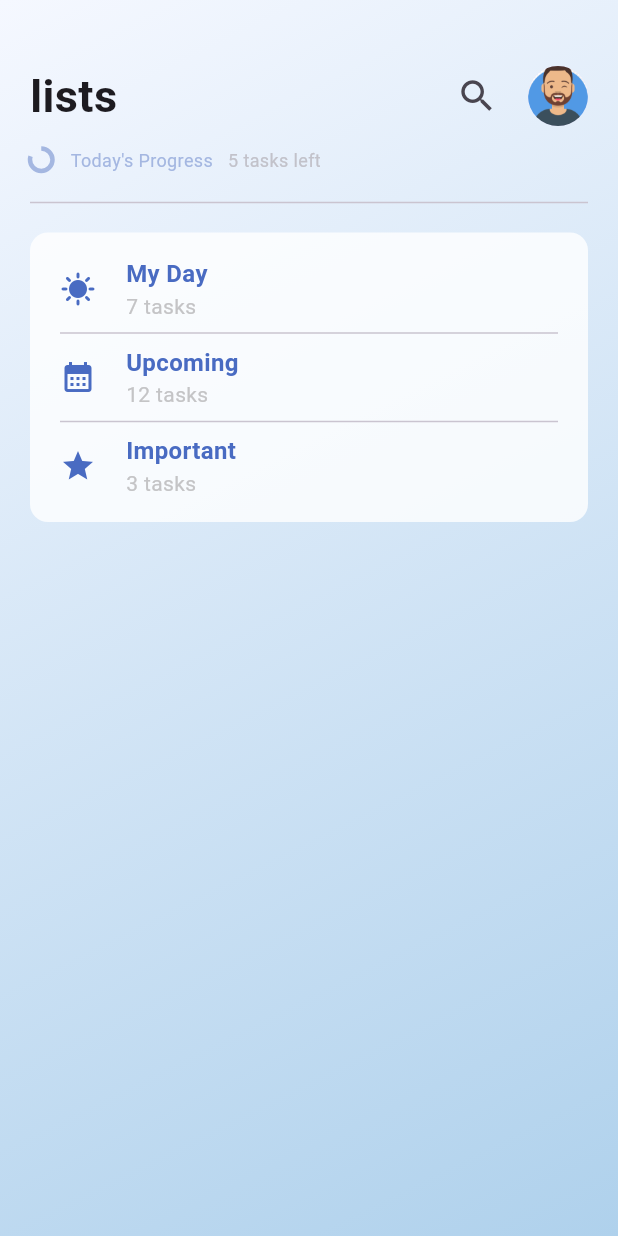
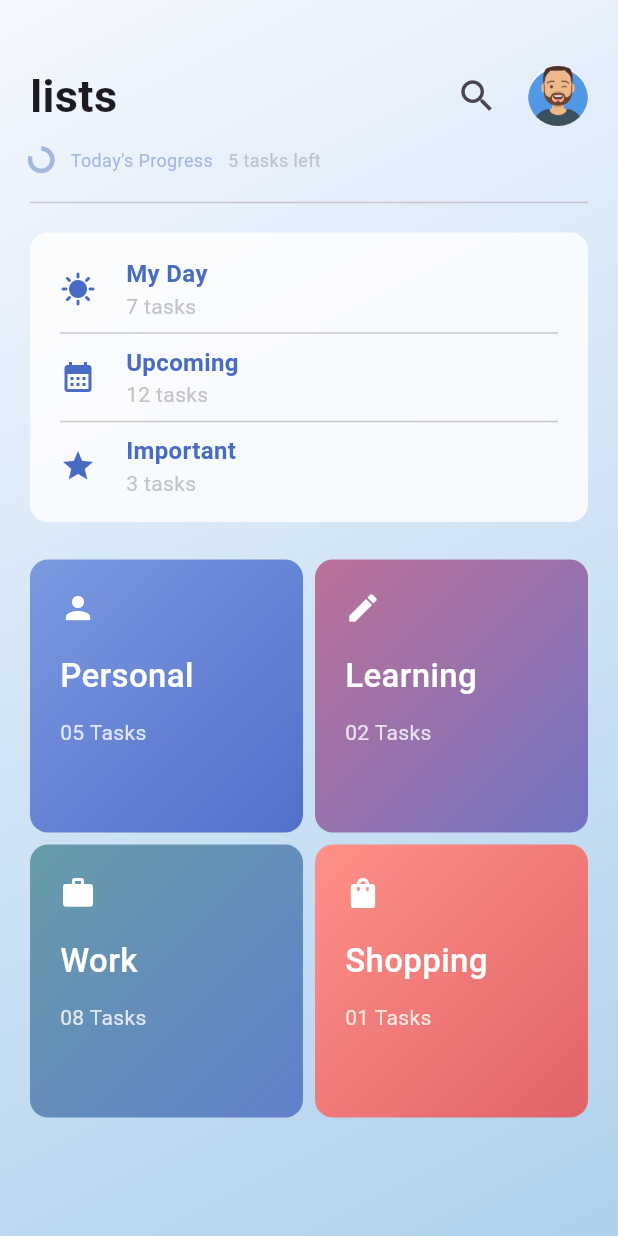
Before and after one commit to George-Samir88/TEKNOSOFT, a Flutter app: the screen it shows after launch, on a phone screen of 412 x 824 dp. Run offline on Flutter 3.47's test engine with Material 3 defaults, Android fonts, the phone set to English and light mode, and no system bars.

Commit message:
add task category gridview

```diff
--- a/lib/features/home/presentation/views/widgets/home_view_body.dart
+++ b/lib/features/home/presentation/views/widgets/home_view_body.dart
@@ -1,4 +1,5 @@
 import 'package:flutter/material.dart';
+import 'package:to_do_list_teknosoft/features/home/presentation/views/widgets/task_category_grid_view.dart';
 import 'package:to_do_list_teknosoft/features/home/presentation/views/widgets/task_classification_list.dart';
 
 import 'custom_app_bar.dart';
@@ -22,8 +23,6 @@ class HomeViewBody extends StatelessWidget {
           SizedBox(
             height: 20,
           ),
-          Column(
-            children: [
           CustomAppBar(),
           SizedBox(
             height: 12,
@@ -33,8 +32,10 @@ class HomeViewBody extends StatelessWidget {
             height: 12,
           ),
           TaskClassificationListView(),
-            ],
+          SizedBox(
+            height: 25,
           ),
+          TaskCategoryGridView(),
         ],
       ),
     );
--- /dev/null
+++ b/lib/features/home/presentation/views/widgets/task_activity.dart
@@ -0,0 +1,62 @@
+import 'package:flutter/material.dart';
+
+import '../../../data/models/task_classification_model.dart';
+
+class TaskActivity extends StatelessWidget {
+  const TaskActivity(
+      {super.key,
+      required this.beginColor,
+      required this.endColor,
+      required this.taskClassificationModel});
+
+  final Color beginColor, endColor;
+  final TaskClassificationModel taskClassificationModel;
+
+  @override
+  Widget build(BuildContext context) {
+    return Container(
+      padding: const EdgeInsets.all(20),
+      decoration: BoxDecoration(
+        borderRadius: BorderRadius.circular(12),
+        gradient: LinearGradient(
+          colors: [
+            beginColor,
+            endColor,
+          ],
+          begin: Alignment.topLeft,
+          end: Alignment.bottomRight,
+        ),
+      ),
+      child: Column(
+        crossAxisAlignment: CrossAxisAlignment.start,
+        children: [
+          Icon(
+            taskClassificationModel.iconData,
+            color: Colors.white,
+          ),
+          const SizedBox(
+            height: 18,
+          ),
+          Text(
+            taskClassificationModel.title,
+            style: const TextStyle(
+              fontSize: 22,
+              fontWeight: FontWeight.w500,
+              color: Colors.white,
+            ),
+          ),
+          const SizedBox(
+            height: 12,
+          ),
+          Text(
+            taskClassificationModel.subTitle,
+            style: TextStyle(
+              fontSize: 14,
+              color: Colors.white.withOpacity(0.8),
+            ),
+          ),
+        ],
+      ),
+    );
+  }
+}
--- /dev/null
+++ b/lib/features/home/presentation/views/widgets/task_category_grid_view.dart
@@ -0,0 +1,63 @@
+import 'package:flutter/material.dart';
+import 'package:to_do_list_teknosoft/features/home/presentation/views/widgets/task_activity.dart';
+
+import '../../../data/models/task_classification_model.dart';
+
+class TaskCategoryGridView extends StatelessWidget {
+  const TaskCategoryGridView({
+    super.key,
+  });
+
+  final List<TaskClassificationModel> taskClassificationModel = const [
+    TaskClassificationModel(
+      iconData: Icons.person,
+      title: 'Personal',
+      subTitle: '05 Tasks',
+    ),
+    TaskClassificationModel(
+      iconData: Icons.edit,
+      title: 'Learning',
+      subTitle: '02 Tasks',
+    ),
+    TaskClassificationModel(
+      iconData: Icons.work,
+      title: 'Work',
+      subTitle: '08 Tasks',
+    ),
+    TaskClassificationModel(
+      iconData: Icons.shopping_bag,
+      title: 'Shopping',
+      subTitle: '01 Tasks',
+    ),
+  ];
+  final List<Color> beginColors = const [
+    Color(0xff7B99E0),
+    Color(0xffBD7197),
+    Color(0xff689CA9),
+    Color(0xffFF9188),
+  ];
+  final List<Color> endColors = const [
+    Color(0xff5270C9),
+    Color(0xff7274C3),
+    Color(0xff6180CB),
+    Color(0xffE06368),
+  ];
+
+  @override
+  Widget build(BuildContext context) {
+    return Expanded(
+      child: GridView.builder(
+          physics: const BouncingScrollPhysics(),
+          itemCount: 4,
+          gridDelegate: const SliverGridDelegateWithFixedCrossAxisCount(
+              crossAxisCount: 2, crossAxisSpacing: 8, mainAxisSpacing: 8),
+          itemBuilder: (context, index) {
+            return TaskActivity(
+              beginColor: beginColors[index],
+              endColor: endColors[index],
+              taskClassificationModel: taskClassificationModel[index],
+            );
+          }),
+    );
+  }
+}
--- a/lib/features/home/presentation/views/widgets/task_classification_item.dart
+++ b/lib/features/home/presentation/views/widgets/task_classification_item.dart
@@ -1,23 +1,20 @@
 import 'package:flutter/material.dart';
+import 'package:to_do_list_teknosoft/features/home/data/models/task_classification_model.dart';
 
 class TaskClassificationItem extends StatelessWidget {
   const TaskClassificationItem({
     super.key,
-    required this.iconData,
-    required this.title,
-    required this.subTitle,
+    required this.taskClassificationModel,
   });
 
-  final IconData iconData;
-  final String title;
-  final String subTitle;
+  final TaskClassificationModel taskClassificationModel;
 
   @override
   Widget build(BuildContext context) {
     return Row(
       children: [
         Icon(
-          iconData,
+          taskClassificationModel.iconData,
           color: const Color(0xff496BC2),
         ),
         const SizedBox(
@@ -27,7 +24,7 @@ class TaskClassificationItem extends StatelessWidget {
           crossAxisAlignment: CrossAxisAlignment.start,
           children: [
             Text(
-              title,
+              taskClassificationModel.title,
               style: const TextStyle(
                 color: Color(0xff496BC2),
                 fontSize: 16,
@@ -35,7 +32,7 @@ class TaskClassificationItem extends StatelessWidget {
               ),
             ),
             Text(
-              subTitle,
+              taskClassificationModel.subTitle,
               style: const TextStyle(
                 color: Color(0xffC4C4C6),
                 fontSize: 14,
--- a/lib/features/home/presentation/views/widgets/task_classification_list.dart
+++ b/lib/features/home/presentation/views/widgets/task_classification_list.dart
@@ -33,9 +33,8 @@ class TaskClassificationListView extends StatelessWidget {
         return Column(
           children: [
             TaskClassificationItem(
-                iconData: value.iconData,
-                title: value.title,
-                subTitle: value.subTitle),
+              taskClassificationModel: value,
+            ),
             index == 0 || index == 1 ? const Divider() : const SizedBox(),
           ],
         );
```
Lines whose indentation alone changed are shown as unchanged.
